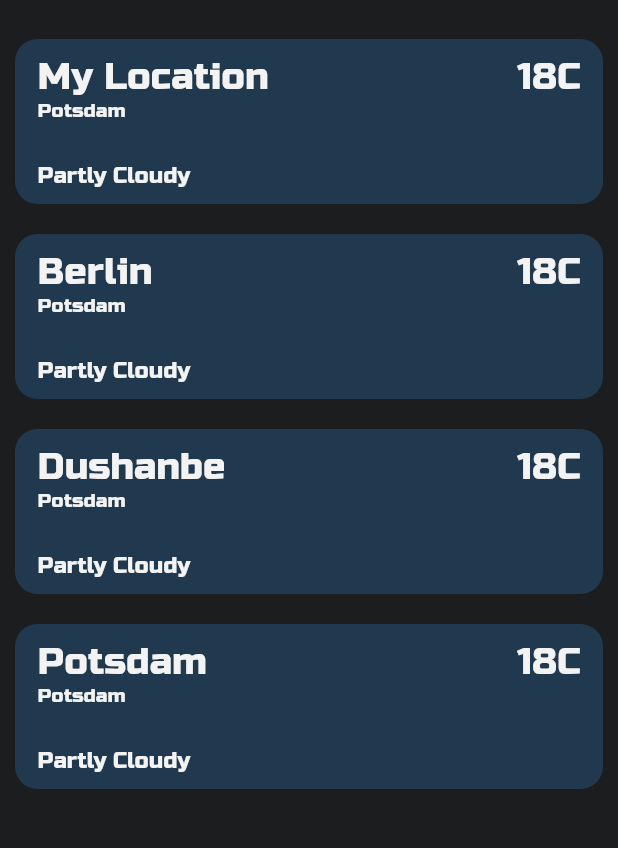
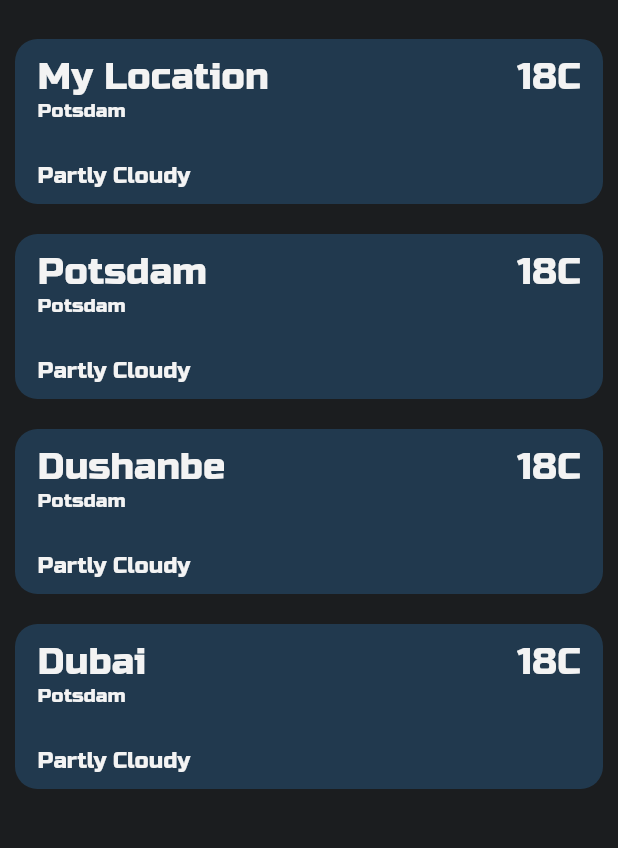
Before and after one commit to kaiibe/weather-app, a Flutter app: the screen it shows after launch, on a phone screen of 412 x 824 dp, the part 60-908 px from its top. Run offline on Flutter 3.47's test engine with Material 2 defaults, Android fonts, the phone set to English and light mode, and no system bars; our stand-ins replace geolocator.

```diff
--- a/lib/models/city_weather_model.dart
+++ b/lib/models/city_weather_model.dart
@@ -1,18 +1,27 @@
-// ignore_for_file: prefer_initializing_formals
+// ignore_for_file: prefer_initializing_formals, unnecessary_this, avoid_print
 
-import 'package:intl/intl.dart';
+import 'package:geolocator/geolocator.dart';
+
+void getMyLocation() async {
+  Position myLocation = await Geolocator()
+      .getCurrentPosition(desiredAccuracy: LocationAccuracy.low);
+
+  print(myLocation);
+}
 
 class CitiesWeatherModel {
   String id;
-  String city;
+  String name;
+  String time;
   int temperature;
   String weatherState;
-  DateTime now;
-  String dateTime;
 
   CitiesWeatherModel(String city) {
-    this.city = city;
-    now = DateTime.now();
-    dateTime = DateFormat('EEE, d MMMM').format(now);
+    if (city == "My Location") {
+      this.name = "My Location";
+      getMyLocation();
+    } else {
+      this.name = city;
+    }
   }
 }
--- a/lib/screens/detailed_weather/detailed_weather.dart
+++ b/lib/screens/detailed_weather/detailed_weather.dart
@@ -24,7 +24,7 @@ class DetailedWeather extends StatelessWidget {
         elevation: 0.0,
         backgroundColor: myConstants.pageColor,
         title: Text(
-          city.city,
+          city.name,
           style: TextStyle(
             fontSize: 30,
             fontFamily: 'RussoOne',
--- a/lib/screens/home/home.dart
+++ b/lib/screens/home/home.dart
@@ -15,9 +15,9 @@ class Home extends StatefulWidget {
 
 final List<CitiesWeatherModel> _myCities = [
   CitiesWeatherModel("My Location"),
-  CitiesWeatherModel("Berlin"),
+  CitiesWeatherModel("Potsdam"),
   CitiesWeatherModel("Dushanbe"),
-  CitiesWeatherModel("Potsdam"),
+  CitiesWeatherModel("Dubai"),
 ];
 
 class _HomeState extends State<Home> {
--- a/lib/screens/home/widgets/user_cities_list.dart
+++ b/lib/screens/home/widgets/user_cities_list.dart
@@ -54,7 +54,7 @@ class _UserCitiesListState extends State<UserCitiesList> {
                         top: 10,
                         left: 15,
                         child: Text(
-                          widget.myCities[index].city,
+                          widget.myCities[index].name,
                           style: TextStyle(
                               fontSize: 25,
                               fontFamily: 'RussoOne',
```
Also changed, not shown: pubspec.yaml (+4 -49 lines), pubspec.lock, 9 other files.
